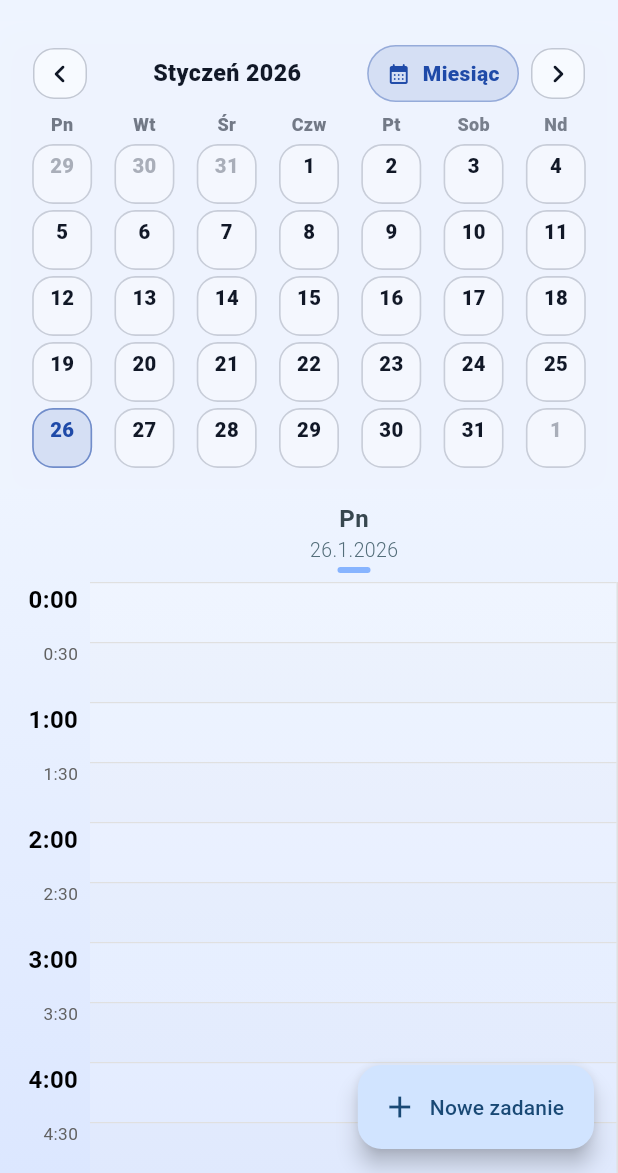
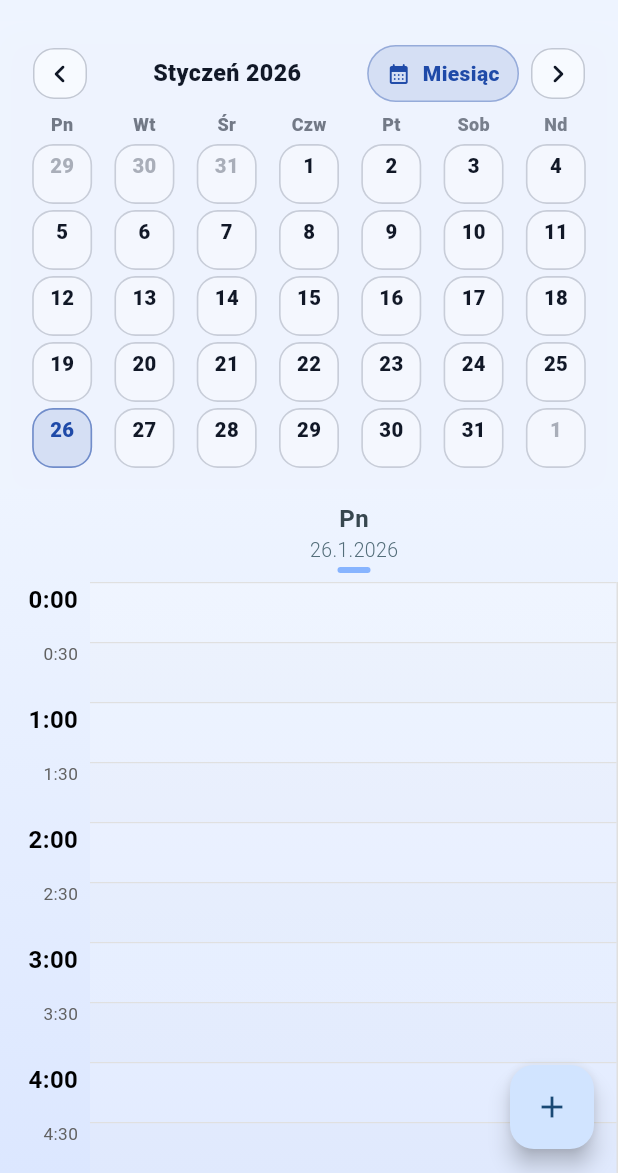
Before and after one commit to krejzol125/TimeCraft, a Flutter app: the screen it shows once a user with an empty profile is signed in, on a phone screen of 412 x 824 dp, the part 63-1236 px from its top. Run offline on Flutter 3.47's test engine with Material 3 defaults, Android fonts, the phone set to English and light mode, and no system bars; drawn by our look-alikes of table_calendar; our stand-ins replace cloud_firestore, drift, drift_flutter, firebase_auth, firebase_core, flutter_bloc and 1 more; missing offline and left inert: rrule; accounts and stored records are empty; generated files the repository leaves out were written again.

Commit message:
draggable action button

```diff
--- /dev/null
+++ b/lib/components/draggable_button.dart
@@ -0,0 +1,85 @@
+import 'package:flutter/material.dart';
+import 'package:flutter/physics.dart';
+
+class DraggableButton extends StatefulWidget {
+  const DraggableButton({super.key, required this.onPressed});
+
+  final VoidCallback onPressed;
+
+  @override
+  State<DraggableButton> createState() => _DraggableButtonState();
+}
+
+class _DraggableButtonState extends State<DraggableButton>
+    with SingleTickerProviderStateMixin {
+  Offset _dragOffset = Offset.zero;
+  double _yToxRatio = 0;
+  late AnimationController _springController;
+
+  @override
+  void initState() {
+    super.initState();
+    _springController = AnimationController.unbounded(vsync: this)
+      ..animateWith(SpringSimulation(_defaultSpring, 0, 0, 0));
+    _springController.addListener(() {
+      setState(() {
+        _dragOffset = Offset(
+          _springController.value,
+          _springController.value * _yToxRatio,
+        );
+      });
+    });
+  }
+
+  double _mass = 1;
+  double _stiffness = 200;
+  double _damping = 15;
+  SpringDescription get _defaultSpring =>
+      SpringDescription(mass: _mass, stiffness: _stiffness, damping: _damping);
+
+  void _onPanStart(DragStartDetails details) {
+    _springController.stop();
+  }
+
+  void _onPanUpdate(DragUpdateDetails details) {
+    setState(() {
+      _dragOffset += details.delta;
+    });
+  }
+
+  void _onPanEnd(DragEndDetails details) {
+    _yToxRatio = _dragOffset.dy / _dragOffset.dx;
+    _springController.animateWith(
+      SpringSimulation(_defaultSpring, _dragOffset.dx, 0, 0),
+    );
+  }
+
+  // void _resetCard() {
+  //   setState(() {
+  //     _springController.stop();
+  //     _dragOffset = Offset.zero;
+  //   });
+  // }
+
+  @override
+  void dispose() {
+    _springController.dispose();
+    super.dispose();
+  }
+
+  @override
+  Widget build(BuildContext context) {
+    return Transform.translate(
+      offset: _dragOffset,
+      child: GestureDetector(
+        onPanStart: _onPanStart,
+        onPanUpdate: _onPanUpdate,
+        onPanEnd: _onPanEnd,
+        child: FloatingActionButton(
+          onPressed: widget.onPressed,
+          child: Icon(Icons.add),
+        ),
+      ),
+    );
+  }
+}
--- a/lib/pages/app_view/main_view.dart
+++ b/lib/pages/app_view/main_view.dart
@@ -1,6 +1,7 @@
 import 'package:flutter/material.dart';
 import 'package:flutter_bloc/flutter_bloc.dart';
 import 'package:timecraft/auth/session_cubit.dart';
+import 'package:timecraft/components/draggable_button.dart';
 import 'package:timecraft/l10n/app_localizations.dart';
 import 'package:timecraft/model/task_instance.dart';
 import 'package:timecraft/model/task_pattern.dart';
@@ -120,9 +121,7 @@ class MainView extends StatelessWidget {
               );
             },
           ),
-          floatingActionButton: FloatingActionButton.extended(
-            icon: const Icon(Icons.add),
-            label: Text(strings.newTask),
+          floatingActionButton: DraggableButton(
             onPressed: () async {
               TaskPattern? pattern = await AddTaskSheetMultiStep.show(context);
               if (pattern != null && context.mounted) {
@@ -139,6 +138,25 @@ class MainView extends StatelessWidget {
               // );
             },
           ),
+          // floatingActionButton: FloatingActionButton.extended(
+          //   icon: const Icon(Icons.add),
+          //   label: Text(strings.newTask),
+          //   onPressed: () async {
+          //     TaskPattern? pattern = await AddTaskSheetMultiStep.show(context);
+          //     if (pattern != null && context.mounted) {
+          //       context.read<TaskRepo>().upsertPattern(pattern);
+          //     }
+          //     // await showModalBottomSheet(
+          //     //   context: context,
+          //     //   isScrollControlled: true,
+          //     //   useSafeArea: true,
+          //     //   backgroundColor: Colors.transparent,
+          //     //   builder: (ctx) => AddTaskSheetMultiStep(
+          //     //     onSubmit: context.read<TaskRepo>().createPattern,
+          //     //   ),
+          //     // );
+          //   },
+          // ),
         );
       },
     );
```
Also changed, not shown: 1 other file.
